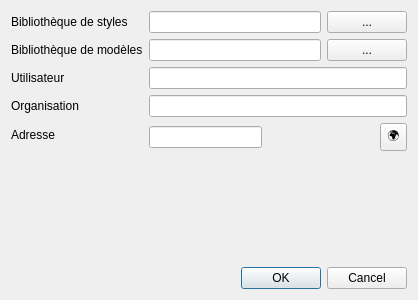
The window that qsequoia2/scripts/global_settings/global_settings.ui (SequoiApp/QSEQUOIA-2) describes before a commit, drawn with Qt 5.
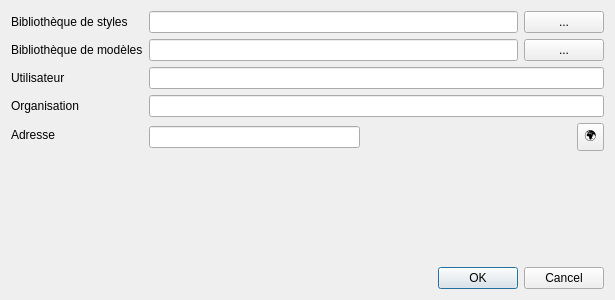
The same window after the commit.

Commit message: add Organisation and adress

```diff
--- a/qsequoia2/scripts/global_settings/global_settings.ui
+++ b/qsequoia2/scripts/global_settings/global_settings.ui
@@ -6,7 +6,7 @@
    <rect>
     <x>0</x>
     <y>0</y>
-    <width>418</width>
+    <width>615</width>
     <height>300</height>
    </rect>
   </property>
@@ -94,7 +94,7 @@
      <item row="4" column="1">
       <layout class="QHBoxLayout">
        <item>
-        <widget class="QLineEdit" name="orga"/>
+        <widget class="QLineEdit" name="adress"/>
        </item>
        <item>
         <spacer name="horizontalSpacer">
```
The commit also changes 2 other files.
